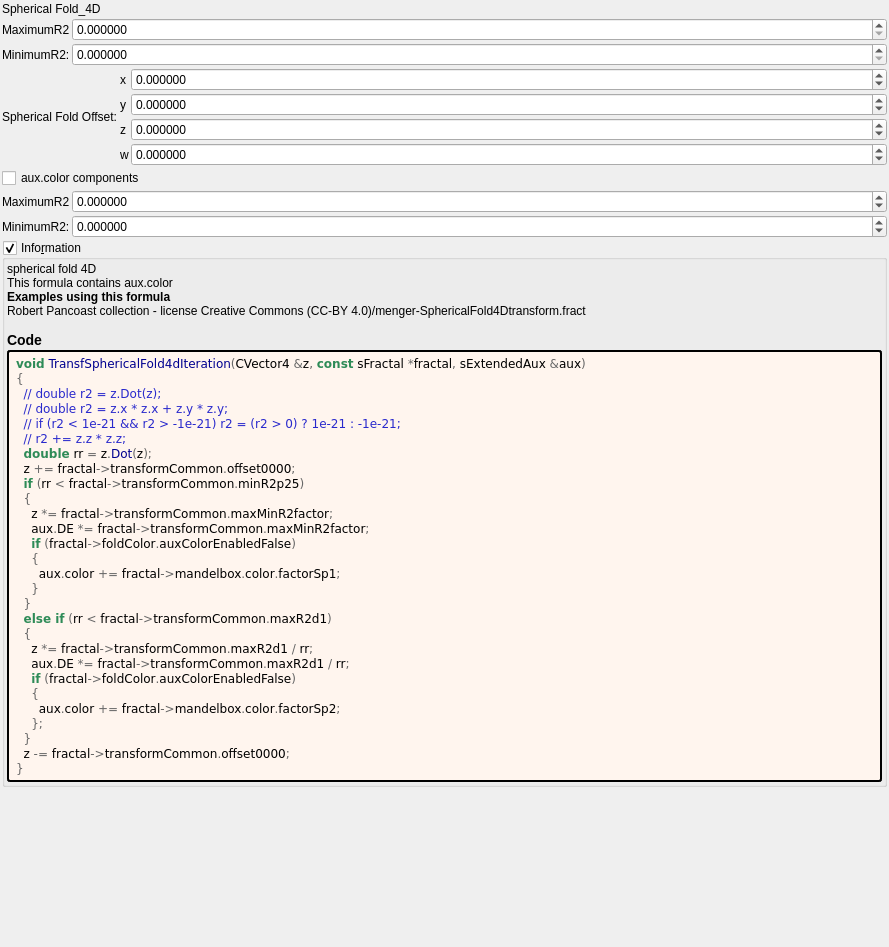
This is mandelbulber2/formula/ui/transf_spherical_fold4d.ui in buddhi1980/mandelbulber2 as Qt 5 draws it before an edit. The edited form follows.
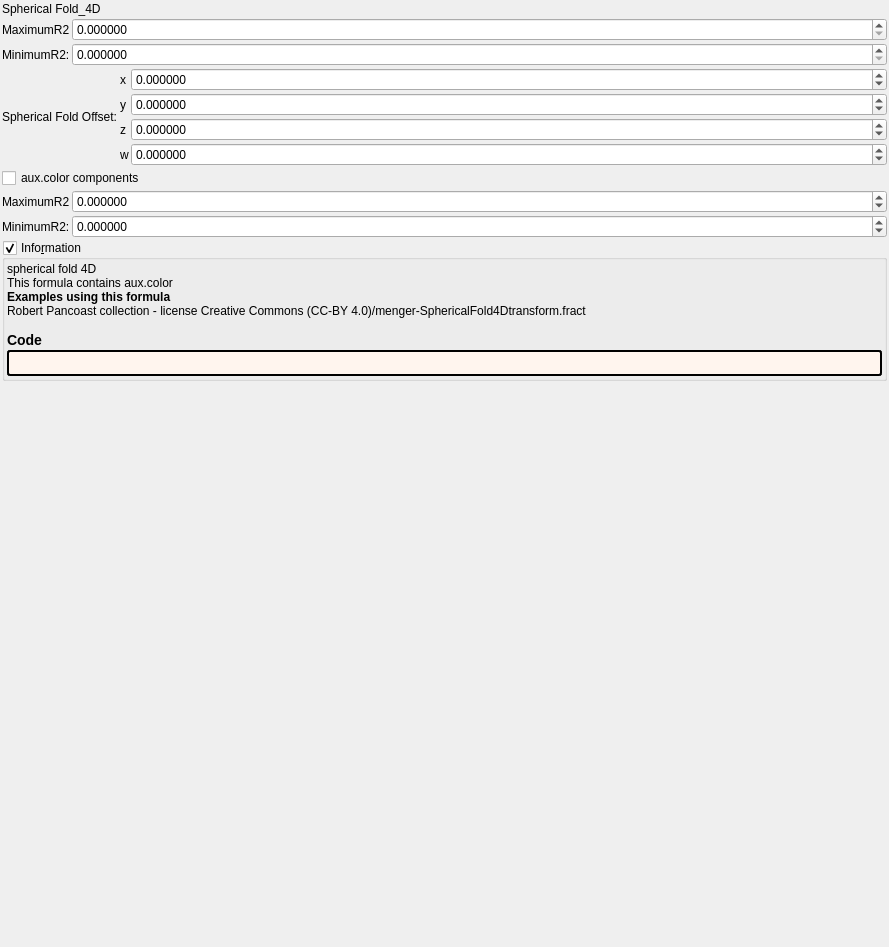
This is the edited form. Custom widgets are drawn as their Qt base class.

```diff
--- a/mandelbulber2/formula/ui/transf_spherical_fold4d.ui
+++ b/mandelbulber2/formula/ui/transf_spherical_fold4d.ui
@@ -402,37 +402,7 @@
          <string notr="true">border-style: outset; border-width: 2px; border-radius: 3px; border-color: black; background-color: #fff5ee; padding: 4px;</string>
         </property>
         <property name="text">
-         <string notr="true">&lt;body style=&quot;background-color:#fff5ee&quot;&gt;
-&lt;pre style=&quot;color:#000000; background-color:#fff5ee;  font-family:'Courier New',monospace;&quot;&gt;&lt;span style=&quot;color:#2e8b57; font-weight:bold&quot;&gt;void&lt;/span&gt; &lt;span style=&quot;color:#00008f&quot;&gt;TransfSphericalFold4dIteration&lt;/span&gt;&lt;span style=&quot;color:#676767&quot;&gt;(&lt;/span&gt;CVector4 &lt;span style=&quot;color:#676767&quot;&gt;&amp;amp;&lt;/span&gt;z&lt;span style=&quot;color:#676767&quot;&gt;,&lt;/span&gt; &lt;span style=&quot;color:#2e8b57; font-weight:bold&quot;&gt;const&lt;/span&gt; sFractal &lt;span style=&quot;color:#676767&quot;&gt;*&lt;/span&gt;fractal&lt;span style=&quot;color:#676767&quot;&gt;,&lt;/span&gt; sExtendedAux &lt;span style=&quot;color:#676767&quot;&gt;&amp;amp;&lt;/span&gt;aux&lt;span style=&quot;color:#676767&quot;&gt;)&lt;/span&gt;
-&lt;span style=&quot;color:#676767&quot;&gt;{&lt;/span&gt;
-  &lt;span style=&quot;color:#2929cc&quot;&gt;// double r2 = z.Dot(z);&lt;/span&gt;
-  &lt;span style=&quot;color:#2929cc&quot;&gt;// double r2 = z.x * z.x + z.y * z.y;&lt;/span&gt;
-  &lt;span style=&quot;color:#2929cc&quot;&gt;// if (r2 &amp;lt; 1e-21 &amp;amp;&amp;amp; r2 &amp;gt; -1e-21) r2 = (r2 &amp;gt; 0) ? 1e-21 : -1e-21;&lt;/span&gt;
-  &lt;span style=&quot;color:#2929cc&quot;&gt;// r2 += z.z * z.z;&lt;/span&gt;
-  &lt;span style=&quot;color:#2e8b57; font-weight:bold&quot;&gt;double&lt;/span&gt; rr &lt;span style=&quot;color:#676767&quot;&gt;=&lt;/span&gt; z&lt;span style=&quot;color:#676767&quot;&gt;.&lt;/span&gt;&lt;span style=&quot;color:#00008f&quot;&gt;Dot&lt;/span&gt;&lt;span style=&quot;color:#676767&quot;&gt;(&lt;/span&gt;z&lt;span style=&quot;color:#676767&quot;&gt;);&lt;/span&gt;
-  z &lt;span style=&quot;color:#676767&quot;&gt;+=&lt;/span&gt; fractal&lt;span style=&quot;color:#676767&quot;&gt;-&amp;gt;&lt;/span&gt;transformCommon&lt;span style=&quot;color:#676767&quot;&gt;.&lt;/span&gt;offset0000&lt;span style=&quot;color:#676767&quot;&gt;;&lt;/span&gt;
-  &lt;span style=&quot;color:#2e8b57; font-weight:bold&quot;&gt;if&lt;/span&gt; &lt;span style=&quot;color:#676767&quot;&gt;(&lt;/span&gt;rr &lt;span style=&quot;color:#676767&quot;&gt;&amp;lt;&lt;/span&gt; fractal&lt;span style=&quot;color:#676767&quot;&gt;-&amp;gt;&lt;/span&gt;transformCommon&lt;span style=&quot;color:#676767&quot;&gt;.&lt;/span&gt;minR2p25&lt;span style=&quot;color:#676767&quot;&gt;)&lt;/span&gt;
-  &lt;span style=&quot;color:#676767&quot;&gt;{&lt;/span&gt;
-    z &lt;span style=&quot;color:#676767&quot;&gt;*=&lt;/span&gt; fractal&lt;span style=&quot;color:#676767&quot;&gt;-&amp;gt;&lt;/span&gt;transformCommon&lt;span style=&quot;color:#676767&quot;&gt;.&lt;/span&gt;maxMinR2factor&lt;span style=&quot;color:#676767&quot;&gt;;&lt;/span&gt;
-    aux&lt;span style=&quot;color:#676767&quot;&gt;.&lt;/span&gt;DE &lt;span style=&quot;color:#676767&quot;&gt;*=&lt;/span&gt; fractal&lt;span style=&quot;color:#676767&quot;&gt;-&amp;gt;&lt;/span&gt;transformCommon&lt;span style=&quot;color:#676767&quot;&gt;.&lt;/span&gt;maxMinR2factor&lt;span style=&quot;color:#676767&quot;&gt;;&lt;/span&gt;
-    &lt;span style=&quot;color:#2e8b57; font-weight:bold&quot;&gt;if&lt;/span&gt; &lt;span style=&quot;color:#676767&quot;&gt;(&lt;/span&gt;fractal&lt;span style=&quot;color:#676767&quot;&gt;-&amp;gt;&lt;/span&gt;foldColor&lt;span style=&quot;color:#676767&quot;&gt;.&lt;/span&gt;auxColorEnabledFalse&lt;span style=&quot;color:#676767&quot;&gt;)&lt;/span&gt;
-    &lt;span style=&quot;color:#676767&quot;&gt;{&lt;/span&gt;
-      aux&lt;span style=&quot;color:#676767&quot;&gt;.&lt;/span&gt;color &lt;span style=&quot;color:#676767&quot;&gt;+=&lt;/span&gt; fractal&lt;span style=&quot;color:#676767&quot;&gt;-&amp;gt;&lt;/span&gt;mandelbox&lt;span style=&quot;color:#676767&quot;&gt;.&lt;/span&gt;color&lt;span style=&quot;color:#676767&quot;&gt;.&lt;/span&gt;factorSp1&lt;span style=&quot;color:#676767&quot;&gt;;&lt;/span&gt;
-    &lt;span style=&quot;color:#676767&quot;&gt;}&lt;/span&gt;
-  &lt;span style=&quot;color:#676767&quot;&gt;}&lt;/span&gt;
-  &lt;span style=&quot;color:#2e8b57; font-weight:bold&quot;&gt;else if&lt;/span&gt; &lt;span style=&quot;color:#676767&quot;&gt;(&lt;/span&gt;rr &lt;span style=&quot;color:#676767&quot;&gt;&amp;lt;&lt;/span&gt; fractal&lt;span style=&quot;color:#676767&quot;&gt;-&amp;gt;&lt;/span&gt;transformCommon&lt;span style=&quot;color:#676767&quot;&gt;.&lt;/span&gt;maxR2d1&lt;span style=&quot;color:#676767&quot;&gt;)&lt;/span&gt;
-  &lt;span style=&quot;color:#676767&quot;&gt;{&lt;/span&gt;
-    z &lt;span style=&quot;color:#676767&quot;&gt;*=&lt;/span&gt; fractal&lt;span style=&quot;color:#676767&quot;&gt;-&amp;gt;&lt;/span&gt;transformCommon&lt;span style=&quot;color:#676767&quot;&gt;.&lt;/span&gt;maxR2d1 &lt;span style=&quot;color:#676767&quot;&gt;/&lt;/span&gt; rr&lt;span style=&quot;color:#676767&quot;&gt;;&lt;/span&gt;
-    aux&lt;span style=&quot;color:#676767&quot;&gt;.&lt;/span&gt;DE &lt;span style=&quot;color:#676767&quot;&gt;*=&lt;/span&gt; fractal&lt;span style=&quot;color:#676767&quot;&gt;-&amp;gt;&lt;/span&gt;transformCommon&lt;span style=&quot;color:#676767&quot;&gt;.&lt;/span&gt;maxR2d1 &lt;span style=&quot;color:#676767&quot;&gt;/&lt;/span&gt; rr&lt;span style=&quot;color:#676767&quot;&gt;;&lt;/span&gt;
-    &lt;span style=&quot;color:#2e8b57; font-weight:bold&quot;&gt;if&lt;/span&gt; &lt;span style=&quot;color:#676767&quot;&gt;(&lt;/span&gt;fractal&lt;span style=&quot;color:#676767&quot;&gt;-&amp;gt;&lt;/span&gt;foldColor&lt;span style=&quot;color:#676767&quot;&gt;.&lt;/span&gt;auxColorEnabledFalse&lt;span style=&quot;color:#676767&quot;&gt;)&lt;/span&gt;
-    &lt;span style=&quot;color:#676767&quot;&gt;{&lt;/span&gt;
-      aux&lt;span style=&quot;color:#676767&quot;&gt;.&lt;/span&gt;color &lt;span style=&quot;color:#676767&quot;&gt;+=&lt;/span&gt; fractal&lt;span style=&quot;color:#676767&quot;&gt;-&amp;gt;&lt;/span&gt;mandelbox&lt;span style=&quot;color:#676767&quot;&gt;.&lt;/span&gt;color&lt;span style=&quot;color:#676767&quot;&gt;.&lt;/span&gt;factorSp2&lt;span style=&quot;color:#676767&quot;&gt;;&lt;/span&gt;
-    &lt;span style=&quot;color:#676767&quot;&gt;};&lt;/span&gt;
-  &lt;span style=&quot;color:#676767&quot;&gt;}&lt;/span&gt;
-  z &lt;span style=&quot;color:#676767&quot;&gt;-=&lt;/span&gt; fractal&lt;span style=&quot;color:#676767&quot;&gt;-&amp;gt;&lt;/span&gt;transformCommon&lt;span style=&quot;color:#676767&quot;&gt;.&lt;/span&gt;offset0000&lt;span style=&quot;color:#676767&quot;&gt;;&lt;/span&gt;
-&lt;span style=&quot;color:#676767&quot;&gt;}&lt;/span&gt;
-&lt;/pre&gt;
-&lt;/body&gt;</string>
+         <string notr="true"></string>
         </property>
         <property name="wordWrap">
          <bool>true</bool>
```
